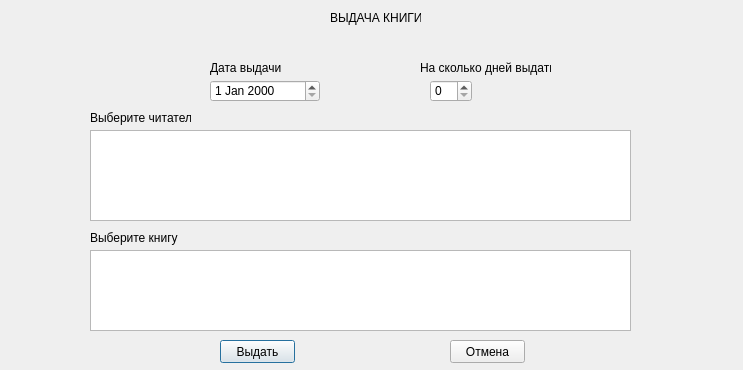
First picture: the form in issuing_books/issue_books.ui, repository vladislavvasyukov/library, before the edit.
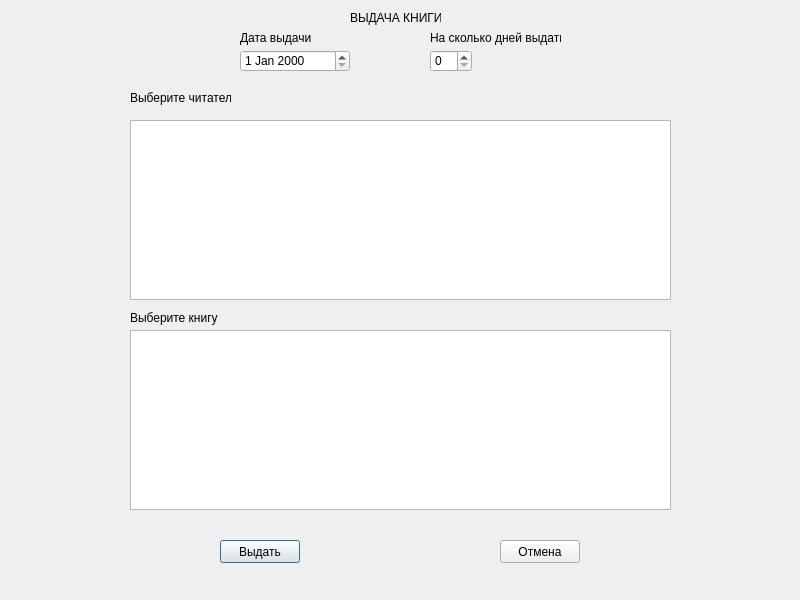
Second picture: the form after the edit.

Commit message: Extended the functionality of the window 'Issuing a book'

```diff
--- a/issuing_books/issue_books.ui
+++ b/issuing_books/issue_books.ui
@@ -6,42 +6,57 @@
    <rect>
     <x>0</x>
     <y>0</y>
-    <width>743</width>
-    <height>370</height>
+    <width>800</width>
+    <height>600</height>
    </rect>
   </property>
+  <property name="minimumSize">
+   <size>
+    <width>795</width>
+    <height>0</height>
+   </size>
+  </property>
   <property name="windowTitle">
    <string/>
   </property>
   <widget class="QLabel" name="label">
    <property name="geometry">
     <rect>
-     <x>330</x>
+     <x>350</x>
      <y>10</y>
      <width>91</width>
      <height>16</height>
     </rect>
    </property>
    <property name="text">
-    <string>ВЫДАЧА КНИГИ 2</string>
+    <string>ВЫДАЧА КНИГИ </string>
    </property>
   </widget>
   <widget class="QTableView" name="tableBooks">
+   <property name="enabled">
+    <bool>true</bool>
+   </property>
    <property name="geometry">
     <rect>
-     <x>90</x>
-     <y>250</y>
+     <x>130</x>
+     <y>330</y>
      <width>541</width>
-     <height>81</height>
+     <height>180</height>
     </rect>
    </property>
+   <property name="minimumSize">
+    <size>
+     <width>541</width>
+     <height>0</height>
+    </size>
+   </property>
   </widget>
   <widget class="QPushButton" name="pushButton">
    <property name="geometry">
     <rect>
      <x>220</x>
-     <y>340</y>
-     <width>75</width>
+     <y>540</y>
+     <width>80</width>
      <height>23</height>
     </rect>
    </property>
@@ -52,9 +67,9 @@
   <widget class="QPushButton" name="pushButton_2">
    <property name="geometry">
     <rect>
-     <x>450</x>
-     <y>340</y>
-     <width>75</width>
+     <x>500</x>
+     <y>540</y>
+     <width>80</width>
      <height>23</height>
     </rect>
    </property>
@@ -65,18 +80,18 @@
   <widget class="QTableView" name="tableReaders">
    <property name="geometry">
     <rect>
-     <x>90</x>
-     <y>130</y>
+     <x>130</x>
+     <y>120</y>
      <width>541</width>
-     <height>91</height>
+     <height>180</height>
     </rect>
    </property>
   </widget>
   <widget class="QLabel" name="label_2">
    <property name="geometry">
     <rect>
-     <x>90</x>
-     <y>110</y>
+     <x>130</x>
+     <y>90</y>
      <width>101</width>
      <height>16</height>
     </rect>
@@ -88,8 +103,8 @@
   <widget class="QLabel" name="label_3">
    <property name="geometry">
     <rect>
-     <x>90</x>
-     <y>230</y>
+     <x>130</x>
+     <y>310</y>
      <width>91</width>
      <height>16</height>
     </rect>
@@ -101,8 +116,8 @@
   <widget class="QLabel" name="label_4">
    <property name="geometry">
     <rect>
-     <x>210</x>
-     <y>60</y>
+     <x>240</x>
+     <y>30</y>
      <width>71</width>
      <height>16</height>
     </rect>
@@ -115,7 +130,7 @@
    <property name="geometry">
     <rect>
      <x>430</x>
-     <y>80</y>
+     <y>50</y>
      <width>42</width>
      <height>22</height>
     </rect>
@@ -124,8 +139,8 @@
   <widget class="QLabel" name="label_5">
    <property name="geometry">
     <rect>
-     <x>420</x>
-     <y>60</y>
+     <x>430</x>
+     <y>30</y>
      <width>131</width>
      <height>16</height>
     </rect>
@@ -137,8 +152,8 @@
   <widget class="QDateEdit" name="dateEdit">
    <property name="geometry">
     <rect>
-     <x>210</x>
-     <y>80</y>
+     <x>240</x>
+     <y>50</y>
      <width>110</width>
      <height>22</height>
     </rect>
```
Left out of the diff: 2 changed lines with no effect on the pictures. The commit also changes 8 other files.
